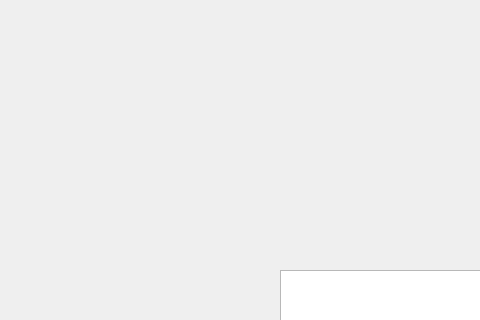
First picture: the form in UI/menu.ui, repository cwj980119/Pyqt5-facerecog-kiosk, before the edit; both pictures show x 0 to 480 and y 0 to 320 of the 900 by 1200 pixel window.
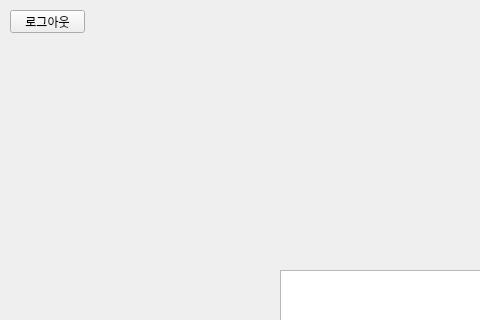
Second picture: the form after the edit.

The edit to the form file:
```diff
--- a/UI/menu.ui
+++ b/UI/menu.ui
@@ -74,6 +74,19 @@
     </rect>
    </property>
   </widget>
+  <widget class="QPushButton" name="btn_main">
+   <property name="geometry">
+    <rect>
+     <x>10</x>
+     <y>10</y>
+     <width>75</width>
+     <height>23</height>
+    </rect>
+   </property>
+   <property name="text">
+    <string>로그아웃</string>
+   </property>
+  </widget>
  </widget>
  <resources/>
  <connections/>
```
